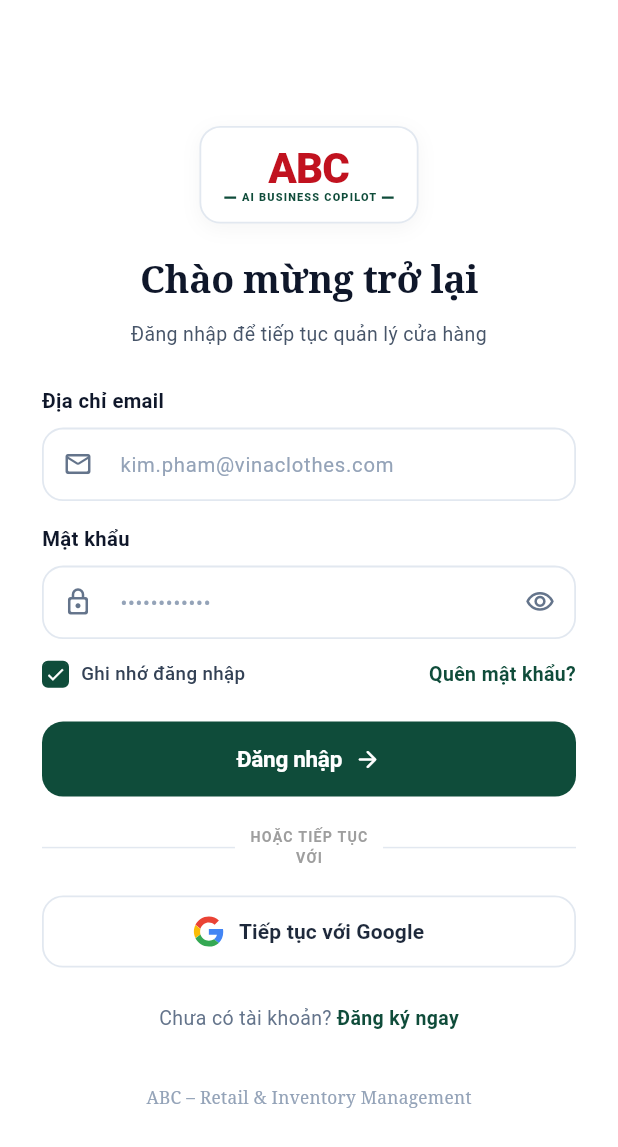
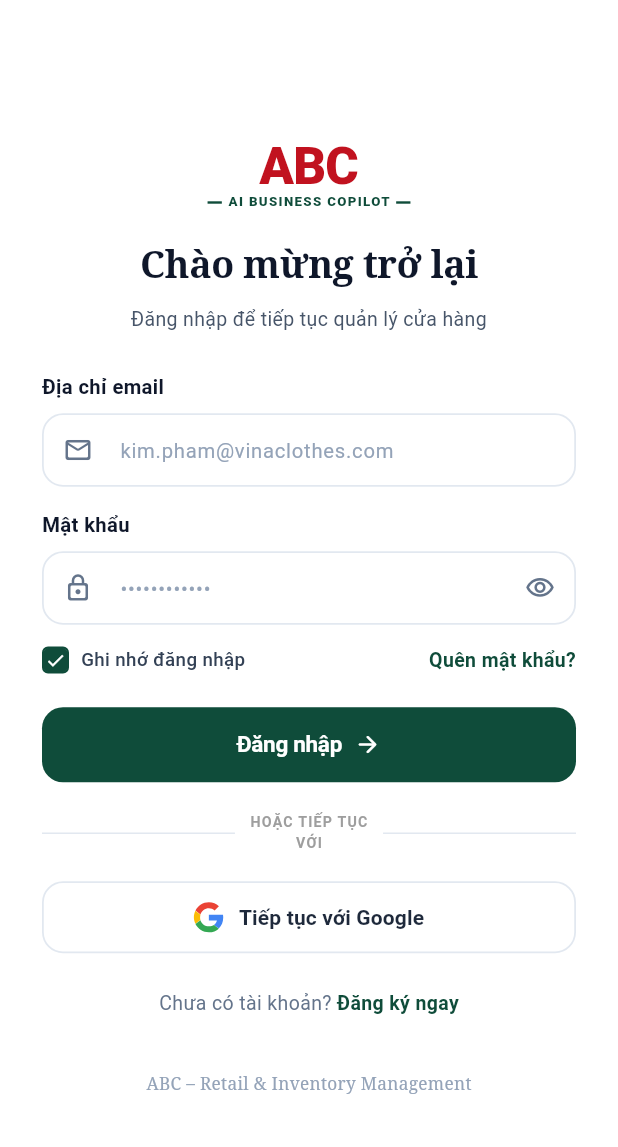
Before and after one commit to AI-Business-copilot/abc-app, a Flutter app: the screen it shows after launch, on a phone screen of 412 x 824 dp. Shown: the top 1147 px of the screen. Run offline on Flutter 3.47's test engine with Material 3 defaults, Android fonts, the phone set to English and light mode, and no system bars; our stand-ins replace barcode_widget, dio, image_picker, pdf, printing, shared_preferences and 1 more; missing offline and left inert: mobile_scanner; accounts and stored records are empty.

Commit message:
feat(mobile-brand): remove outer badge wrapper for borderless brand logo
- Remove outer squircle border and background box container from AbcLogo widget
- Render clean brand lockup directly across Login, Signup, and Forgot Password screens
- Maintain seamless lockup presentation in HomeScreen top bar and KPI dashboard

```diff
--- a/lib/features/auth/screens/forgot_password_screen.dart
+++ b/lib/features/auth/screens/forgot_password_screen.dart
@@ -73,7 +73,7 @@ class _ForgotPasswordScreenState extends State<ForgotPasswordScreen> {
                 children: [
                   // Logo ABC theo chuan Web Dashboard
                   const Center(
-                    child: AbcLogo(showBadge: true, size: 28),
+                    child: AbcLogo(size: 34),
                   ),
                   const SizedBox(height: 24),
 
--- a/lib/features/auth/screens/login_screen.dart
+++ b/lib/features/auth/screens/login_screen.dart
@@ -179,7 +179,7 @@ class _LoginScreenState extends State<LoginScreen> with WidgetsBindingObserver {
                 children: [
                   // Logo ABC theo chuan Web Dashboard
                   const Center(
-                    child: AbcLogo(showBadge: true, size: 28),
+                    child: AbcLogo(size: 34),
                   ),
                   const SizedBox(height: 20),
 
--- a/lib/features/auth/screens/signup_screen.dart
+++ b/lib/features/auth/screens/signup_screen.dart
@@ -202,7 +202,7 @@ class _SignupScreenState extends State<SignupScreen> with WidgetsBindingObserver
                 children: [
                   // Logo ABC theo chuan Web Dashboard
                   const Center(
-                    child: AbcLogo(showBadge: true, size: 28),
+                    child: AbcLogo(size: 34),
                   ),
                   const SizedBox(height: 24),
 
--- a/lib/features/auth/widgets/abc_logo.dart
+++ b/lib/features/auth/widgets/abc_logo.dart
@@ -1,24 +1,26 @@
 import 'package:flutter/material.dart';
 
-/// ABC Brand Logo chuẩn hóa theo Web Dashboard (`brand.tsx` & `auth-shell.tsx`):
-/// - Chữ `ABC` màu đỏ mận thương hiệu `#C1121F` (FontWeight.w900, tracking tight)
+/// ABC Brand Logo đồng bộ chuẩn 1:1 với Web Dashboard (`brand.tsx` & `auth-shell.tsx`):
+/// - Chữ `ABC` màu đỏ mận `#C1121F` (FontWeight.w900, tracking tight)
 /// - Thanh nhãn phụ: `— AI BUSINESS COPILOT —` màu xanh lá đậm `#0F4C3A`
-/// - Hỗ trợ hiển thị dạng badge khung viền bo cong hoặc dạng lockup trực tiếp cho dashboard.
+/// - Không bọc viền ngoài, đứng độc lập tinh gọn và nhất quán.
 class AbcLogo extends StatelessWidget {
-  final bool showBadge;
   final bool showTagline;
   final double size;
 
   const AbcLogo({
     super.key,
-    this.showBadge = true,
     this.showTagline = true,
-    this.size = 24,
+    this.size = 32,
   });
 
   @override
   Widget build(BuildContext context) {
-    final abcText = Text(
+    return Column(
+      mainAxisSize: MainAxisSize.min,
+      crossAxisAlignment: CrossAxisAlignment.center,
+      children: [
+        Text(
           'ABC',
           style: TextStyle(
             fontSize: size,
@@ -27,76 +29,42 @@ class AbcLogo extends StatelessWidget {
             letterSpacing: -0.6,
             height: 1.0,
           ),
-    );
-
-    final tagline = showTagline
-        ? Padding(
-            padding: const EdgeInsets.only(top: 2.5),
+        ),
+        if (showTagline) ...[
+          Padding(
+            padding: const EdgeInsets.only(top: 3.0),
             child: Row(
               mainAxisSize: MainAxisSize.min,
               crossAxisAlignment: CrossAxisAlignment.center,
               children: [
                 Container(
                   width: size * 0.28,
-                  height: 1.5,
+                  height: 1.6,
                   color: const Color(0xFF0F4C3A), // ABC Signature Forest Green
                 ),
                 Padding(
-                  padding: const EdgeInsets.symmetric(horizontal: 3.5),
+                  padding: const EdgeInsets.symmetric(horizontal: 4.0),
                   child: Text(
                     'AI BUSINESS COPILOT',
                     style: TextStyle(
-                      fontSize: (size * 0.26).clamp(7.0, 10.0),
+                      fontSize: (size * 0.26).clamp(7.5, 11.0),
                       fontWeight: FontWeight.w900,
                       color: const Color(0xFF0F4C3A),
-                      letterSpacing: 0.8,
+                      letterSpacing: 0.9,
                       height: 1.0,
                     ),
                   ),
                 ),
                 Container(
                   width: size * 0.28,
-                  height: 1.5,
+                  height: 1.6,
                   color: const Color(0xFF0F4C3A),
                 ),
               ],
             ),
-          )
-        : const SizedBox.shrink();
-
-    final logoContent = Column(
-      mainAxisSize: MainAxisSize.min,
-      crossAxisAlignment: CrossAxisAlignment.center,
-      children: [
-        abcText,
-        tagline,
-      ],
-    );
-
-    if (!showBadge) {
-      return logoContent;
-    }
-
-    final badgePaddingH = size * 0.55;
-    final badgePaddingV = size * 0.45;
-    return Container(
-      padding: EdgeInsets.symmetric(
-        horizontal: badgePaddingH,
-        vertical: badgePaddingV,
-      ),
-      decoration: BoxDecoration(
-        color: Colors.white,
-        borderRadius: BorderRadius.circular(14),
-        border: Border.all(color: const Color(0xFFE2E8F0), width: 1.2),
-        boxShadow: const [
-          BoxShadow(
-            color: Color(0x0A000000),
-            blurRadius: 10,
-            offset: Offset(0, 3),
           ),
         ],
-      ),
-      child: logoContent,
+      ],
     );
   }
 }
--- a/lib/features/home/home_screen.dart
+++ b/lib/features/home/home_screen.dart
@@ -88,7 +88,7 @@ class _HomeScreenState extends State<HomeScreen> {
         titleSpacing: 14,
         title: Row(
           children: [
-            const AbcLogo(showBadge: false, size: 20),
+            const AbcLogo(size: 20),
             const SizedBox(width: 12),
             Container(
               width: 1,
--- a/lib/features/kpi/screens/kpi_dashboard_screen.dart
+++ b/lib/features/kpi/screens/kpi_dashboard_screen.dart
@@ -75,7 +75,7 @@ class _KpiDashboardScreenState extends State<KpiDashboardScreen> {
                                 'DOANH THU HÔM NAY',
                                 style: TextStyle(fontSize: 11, fontWeight: FontWeight.w700, letterSpacing: 0.8, color: Colors.white70),
                               ),
-                              const AbcLogo(showBadge: false, size: 16),
+                              const AbcLogo(size: 16),
                             ],
                           ),
                           const SizedBox(height: 8),
```
Lines whose indentation alone changed are shown as unchanged.
